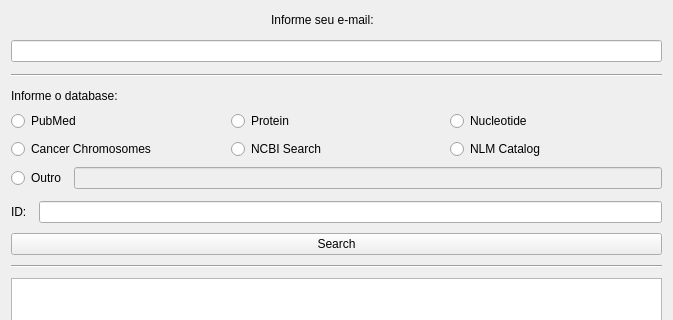
Old version of the form Telas/ui/tela_dialog_search.ui in the repository PedroAzevedo141/GeMapCom; both pictures show x 0 to 673 and y 0 to 320 of the 673 by 480 pixel window.
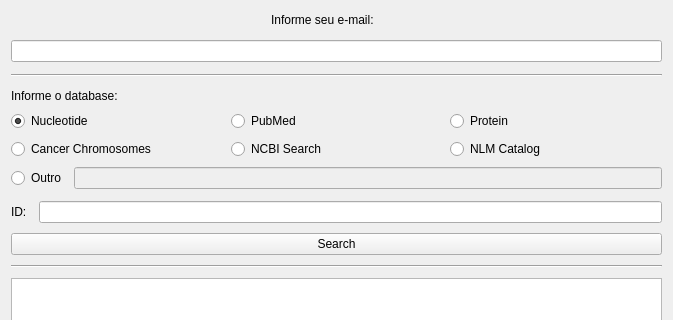
New version of the form.

Patch:
```diff
--- a/Telas/ui/tela_dialog_search.ui
+++ b/Telas/ui/tela_dialog_search.ui
@@ -87,6 +87,16 @@
          </item>
          <item>
           <layout class="QHBoxLayout" name="horizontalLayout">
+           <item>
+            <widget class="QRadioButton" name="radioButton_nucleotide">
+             <property name="text">
+              <string>Nucleotide</string>
+             </property>
+             <property name="checked">
+              <bool>true</bool>
+             </property>
+            </widget>
+           </item>
            <item>
             <widget class="QRadioButton" name="radioButton_pubmed">
              <property name="text">
@@ -101,13 +111,6 @@
              </property>
             </widget>
            </item>
-           <item>
-            <widget class="QRadioButton" name="radioButton_nucleotide">
-             <property name="text">
-              <string>Nucleotide</string>
-             </property>
-            </widget>
-           </item>
           </layout>
          </item>
          <item>
```
